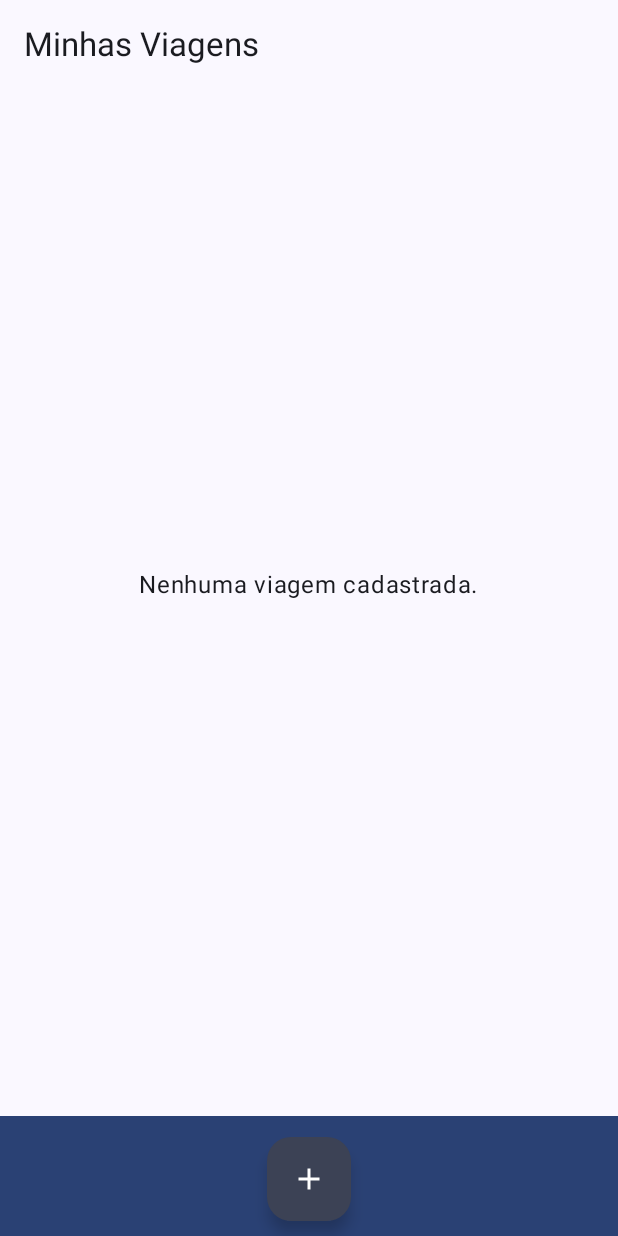
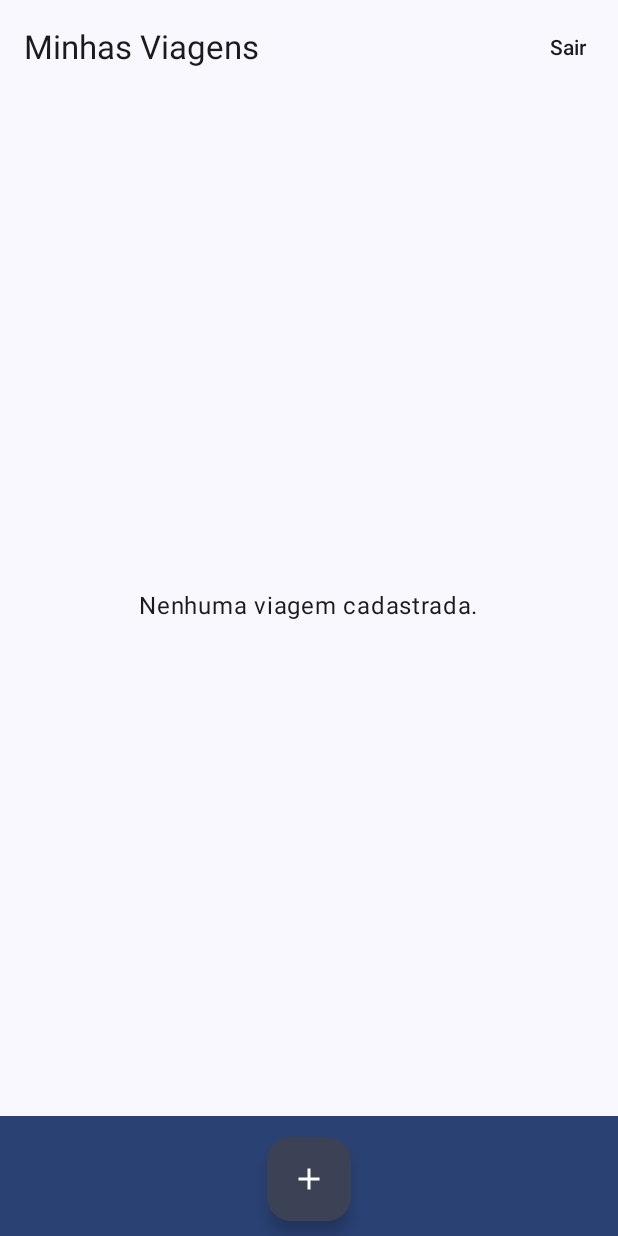
Before and after one commit to gustavohschwartz/ViagemApp, an Android app built with Jetpack Compose: the composable MenuScreen called with empty values, on a phone screen of 412 x 824 dp. Run offline under Robolectric (Android 15) with nearby library versions, the light colour scheme and no system bars; our stand-ins replace Room's generated code.

Commit message:
Botão Sair

```diff
--- a/app/src/main/java/com/example/viagemapp/screens/MenuScreen.kt
+++ b/app/src/main/java/com/example/viagemapp/screens/MenuScreen.kt
@@ -18,6 +18,7 @@ import com.example.viagemapp.entity.Trip
 import java.text.SimpleDateFormat
 import java.util.*
 
+@OptIn(ExperimentalMaterial3Api::class)
 @Composable
 fun MenuScreen(navController: NavController, username: String) {
     val context = LocalContext.current
@@ -26,6 +27,20 @@ fun MenuScreen(navController: NavController, username: String) {
     val tripList by tripViewModel.trips.collectAsState()
 
     Scaffold(
+        topBar = {
+            TopAppBar(
+                title = { Text("Minhas Viagens") },
+                actions = {
+                    TextButton(onClick = {
+                        navController.navigate("login") {
+                            popUpTo("menu") { inclusive = true }
+                        }
+                    }) {
+                        Text("Sair", color = MaterialTheme.colorScheme.onSurface)
+                    }
+                }
+            )
+        },
         bottomBar = {
             BottomNavBar(navController = navController, username = username)
         }
@@ -36,12 +51,6 @@ fun MenuScreen(navController: NavController, username: String) {
                 .padding(16.dp)
                 .fillMaxSize()
         ) {
-            Text(
-                text = "Minhas Viagens",
-                style = MaterialTheme.typography.titleLarge,
-                modifier = Modifier.padding(bottom = 8.dp)
-            )
-
             if (tripList.isEmpty()) {
                 Box(
                     modifier = Modifier.fillMaxSize(),
```
